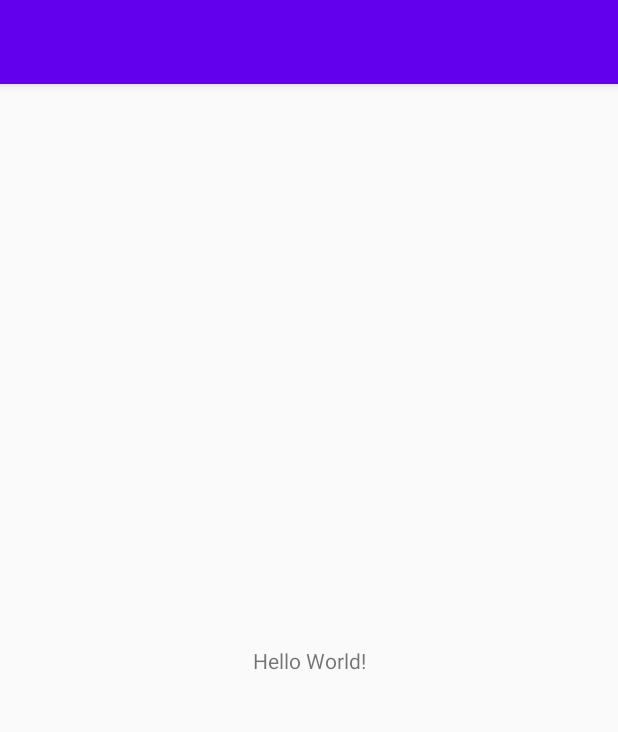
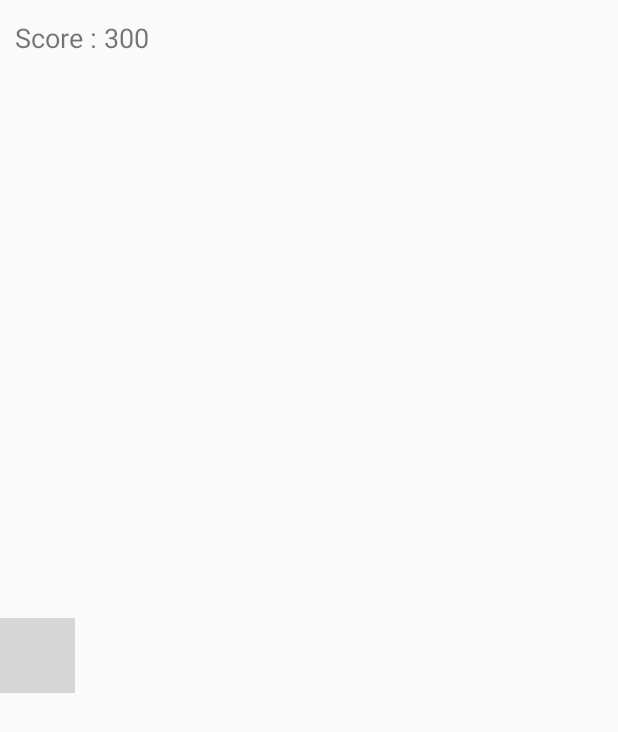
Before and after one commit to SatsukiTen/CatchTheBall, an Android app: the screen it shows after launch (MainActivity), on a phone screen of 412 x 824 dp. Shown: the top 732 px of the screen. Run offline under Robolectric (Android 15) with nearby library versions, the phone set to English and light mode, and no system bars; grey boxes are pictures that could not be loaded.

Commit message:
No.3 fin

```diff
--- a/app/src/main/java/com/tutorial/catchtheball/MainActivity.java
+++ b/app/src/main/java/com/tutorial/catchtheball/MainActivity.java
@@ -1,14 +1,56 @@
 package com.tutorial.catchtheball;
 
 import androidx.appcompat.app.AppCompatActivity;
-
 import android.os.Bundle;
+import android.view.MotionEvent;
+import android.view.View;
+import android.widget.ImageView;
+import android.widget.TextView;
 
 public class MainActivity extends AppCompatActivity {
 
+    private TextView scoreLabel;
+    private TextView startLabel;
+    private ImageView box;
+    private ImageView orange;
+    private ImageView pink;
+    private ImageView black;
+
+    //位置
+    private float boxY;
+
     @Override
-    protected void onCreate(Bundle savedInstanceState) {
+    protected void onCreate(Bundle savedInstanceState){
+        //親クラスのonCreateを呼び出す。
         super.onCreate(savedInstanceState);
         setContentView(R.layout.activity_main);
+
+        //idからビューを見つけて変数に代入
+        scoreLabel = findViewById(R.id.scoreLabel);
+        startLabel = findViewById(R.id.startLabel);
+        box = findViewById(R.id.box);
+        orange = findViewById(R.id.orange);
+        pink = findViewById(R.id.pink);
+        black = findViewById(R.id.black);
+
+        orange.setX(-80.0f);
+        orange.setY(-80.0f);
+        pink.setX(-80.0f);
+        pink.setY(-80.0f);
+        black.setX(-80.0f);
+        black.setY(-80.0f);
+
+        startLabel.setVisibility(View.INVISIBLE);
+        boxY = 500.0f;
+    }
+
+    //code→overridemethodから検索可能
+    @Override //上書き処理
+    public boolean onTouchEvent(MotionEvent event) {
+        if (event.getAction() == MotionEvent.ACTION_DOWN){//画面をタップした場合の判定
+            boxY -= 20.0f;
+        }
+        box.setY(boxY);//boxの位置を上に移動させる。
+        return true;
     }
 }
--- a/app/src/main/res/layout/activity_main.xml
+++ b/app/src/main/res/layout/activity_main.xml
@@ -1,18 +1,75 @@
 <?xml version="1.0" encoding="utf-8"?>
-<androidx.constraintlayout.widget.ConstraintLayout xmlns:android="http://schemas.android.com/apk/res/android"
+<LinearLayout xmlns:android="http://schemas.android.com/apk/res/android"
     xmlns:app="http://schemas.android.com/apk/res-auto"
-    xmlns:tools="http://schemas.android.com/tools"
+    xmlns:tools="http://schemas.android.com.tools"
     android:layout_width="match_parent"
     android:layout_height="match_parent"
-    tools:context=".MainActivity">
+    tools:context=".MainActivity"
+    android:orientation="vertical">
+    <!-- android:orientation="vertical"
+    →LinearLayout内の要素を垂直方向（vertical）に並べることを意味している。 -->
 
     <TextView
-        android:layout_width="wrap_content"
-        android:layout_height="wrap_content"
-        android:text="Hello World!"
-        app:layout_constraintBottom_toBottomOf="parent"
-        app:layout_constraintLeft_toLeftOf="parent"
-        app:layout_constraintRight_toRightOf="parent"
-        app:layout_constraintTop_toTopOf="parent" />
+        android:id="@+id/scoreLabel"
+        android:layout_width="match_parent"
+        android:layout_height="50dp"
+        android:text="Score : 300"
+        android:textSize="18sp"
+        android:paddingLeft="10dp"
+        android:gravity="center_vertical"/>
+    <!-- android:id="@+id/scoreLabel"
+    →TextViewの名前。idをつけることでMainActivity.javaから呼び出せるようになる。
+     一つのアクティビティ内で同じid名を使うことはできない-->
+    <!-- 幅と高さの設定方法は3種類ある
+    match_parent→親要素の高さ、幅と同等
+    wrap_content→要素とちょうどぴったりの高さ・幅
+    フリーサイズ-->
+    <!-- android:gravity="center_vertical"
+    →文字が上下中央になる -->
 
-</androidx.constraintlayout.widget.ConstraintLayout>
+    <FrameLayout
+        android:id="@+id/frame"
+        android:layout_width="match_parent"
+        android:layout_height="match_parent">
+        <!-- LinearLayoutは要素を並べるレイアウト。
+        FrameLayoutは要素を重ねることができる。
+        衝突判定を行いたいのでこちらを使用-->
+
+        <TextView
+            android:id="@+id/startLabel"
+            android:layout_width="wrap_content"
+            android:layout_height="wrap_content"
+            android:text="タップしてスタート"
+            android:textSize="20sp"
+            android:layout_gravity="center"/>
+
+        <ImageView
+            android:id="@+id/box"
+            android:layout_width="50dp"
+            android:layout_height="50dp"
+            android:src="@drawable/box"
+            android:layout_gravity="center_vertical"/>
+        <!-- ImageView
+        →画像を表示するためのコード
+        @drwable/ファイル名　と書く-->
+
+        <ImageView
+            android:id="@+id/orange"
+            android:layout_width="20dp"
+            android:layout_height="20dp"
+            android:src="@drawable/orange"/>
+
+        <ImageView
+            android:id="@+id/black"
+            android:layout_width="24dp"
+            android:layout_height="24dp"
+            android:src="@drawable/black"/>
+
+        <ImageView
+            android:id="@+id/pink"
+            android:layout_width="16dp"
+            android:layout_height="16dp"
+            android:src="@drawable/pink"/>
+
+    </FrameLayout>
+</LinearLayout>
--- a/app/src/main/res/values/styles.xml
+++ b/app/src/main/res/values/styles.xml
@@ -1,7 +1,7 @@
 <resources>
 
     <!-- Base application theme. -->
-    <style name="AppTheme" parent="Theme.AppCompat.Light.DarkActionBar">
+    <style name="AppTheme" parent="Theme.AppCompat.Light.NoActionBar">
         <!-- Customize your theme here. -->
         <item name="colorPrimary">@color/colorPrimary</item>
         <item name="colorPrimaryDark">@color/colorPrimaryDark</item>
```
